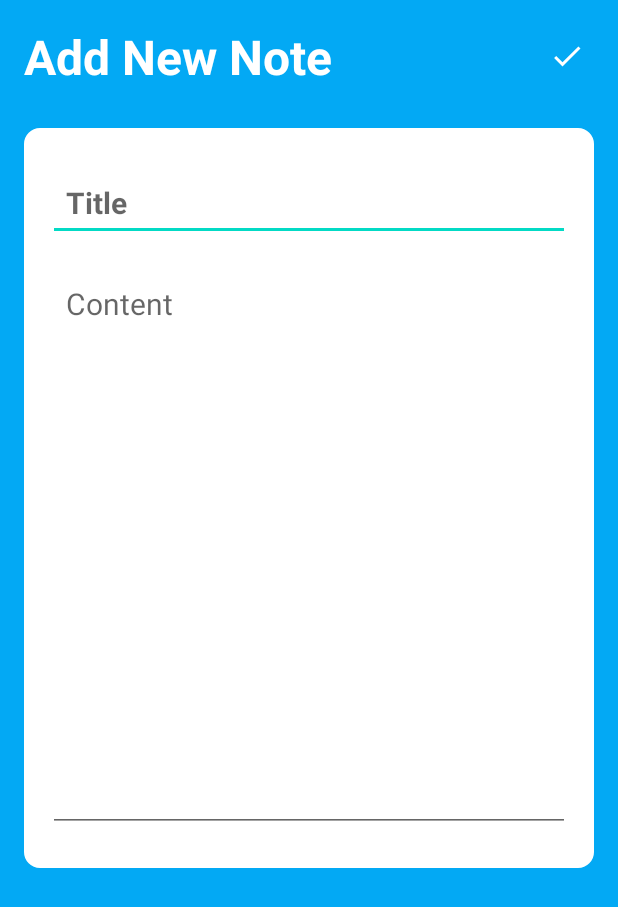
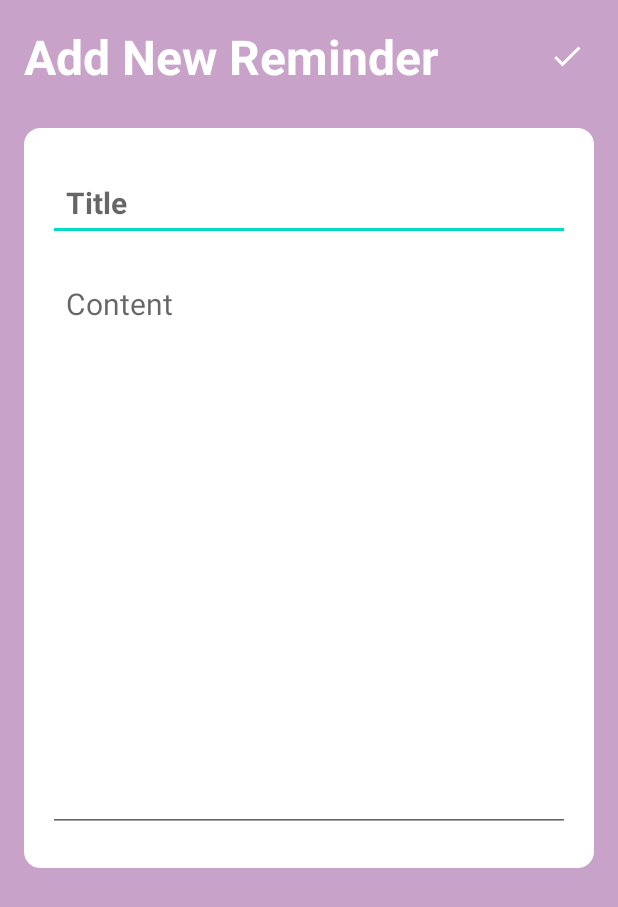
Before and after one commit to Ivyxvl/pets_diary, an Android app: the screen it shows after launch once a user with an empty profile is signed in (NoteDetailsActivity), after a tap on an icon or button, on a phone screen of 412 x 824 dp. Shown: the top 907 px of the screen. Run offline under Robolectric (Android 15) with nearby library versions, the phone set to English and light mode, and no system bars; our stand-ins replace Firebase (no records; nobody signed in at launch, a user with empty details on screens opened directly).

Commit message:
part 1 is ready

```diff
--- a/app/src/main/AndroidManifest.xml
+++ b/app/src/main/AndroidManifest.xml
@@ -6,9 +6,9 @@
         android:allowBackup="true"
         android:dataExtractionRules="@xml/data_extraction_rules"
         android:fullBackupContent="@xml/backup_rules"
-        android:icon="@mipmap/ic_launcher"
+        android:icon="@drawable/couple"
         android:label="@string/app_name"
-        android:roundIcon="@mipmap/ic_launcher_round"
+        android:roundIcon="@drawable/couple"
         android:supportsRtl="true"
         android:theme="@style/Theme.GafAndFirebase"
         tools:targetApi="31">
--- a/app/src/main/java/com/example/gafandfirebase/Utility.java
+++ b/app/src/main/java/com/example/gafandfirebase/Utility.java
@@ -19,8 +19,8 @@ public class Utility {
 
     static CollectionReference getCollectionReferenceForNotes(){
         FirebaseUser currentUser = FirebaseAuth.getInstance().getCurrentUser();
-        return FirebaseFirestore.getInstance().collection("notes")
-                .document(currentUser.getUid()).collection("my_notes");
+        return FirebaseFirestore.getInstance().collection("reminder")
+                .document(currentUser.getUid()).collection("my_reminders");
     }
 
     static String timestampToString(Timestamp timestamp){
--- a/app/src/main/res/drawable/rounded_corner.xml
+++ b/app/src/main/res/drawable/rounded_corner.xml
@@ -2,5 +2,5 @@
 <shape xmlns:android="http://schemas.android.com/apk/res/android"
     android:shape="rectangle">
     <corners android:radius="10dp"/>
-    <stroke android:width="1dp" android:color="@color/my_primary"/>
+    <stroke android:width="2dp" android:color="@color/lavender"/>
 </shape>
--- a/app/src/main/res/layout/activity_main.xml
+++ b/app/src/main/res/layout/activity_main.xml
@@ -4,7 +4,7 @@
     xmlns:tools="http://schemas.android.com/tools"
     android:layout_width="match_parent"
     android:layout_height="match_parent"
-    android:background="@color/my_primary"
+    android:background="@color/lavender"
     tools:context=".MainActivity"
     android:padding="16dp">
 
@@ -16,7 +16,7 @@
             android:layout_width="wrap_content"
             android:layout_height="wrap_content"
             android:id="@+id/page_title"
-            android:text="Notes"
+            android:text="Reminders"
             android:textSize="32sp"
             android:textColor="@color/white"
             android:textStyle="bold"/>
--- a/app/src/main/res/layout/activity_note_details.xml
+++ b/app/src/main/res/layout/activity_note_details.xml
@@ -4,7 +4,7 @@
     xmlns:tools="http://schemas.android.com/tools"
     android:layout_width="match_parent"
     android:layout_height="match_parent"
-    android:background="@color/my_primary"
+    android:background="@color/lavender"
     android:padding="16dp"
     tools:context=".NoteDetailsActivity">
 
@@ -16,7 +16,7 @@
             android:layout_width="wrap_content"
             android:layout_height="wrap_content"
             android:id="@+id/page_title"
-            android:text="Add New Note"
+            android:text="Add New Reminder"
             android:textSize="32sp"
             android:textColor="@color/white"
             android:textStyle="bold"/>
--- a/app/src/main/res/layout/activity_splash.xml
+++ b/app/src/main/res/layout/activity_splash.xml
@@ -4,7 +4,7 @@
     xmlns:tools="http://schemas.android.com/tools"
     android:layout_width="match_parent"
     android:layout_height="match_parent"
-    android:background="@color/my_primary"
+    android:background="@color/lavender"
     android:orientation="vertical"
     android:gravity="center"
     tools:context=".SplashActivity">
--- a/app/src/main/res/values-night/themes.xml
+++ b/app/src/main/res/values-night/themes.xml
@@ -2,15 +2,15 @@
     <!-- Base application theme. -->
     <style name="Theme.GafAndFirebase" parent="Theme.MaterialComponents.DayNight.NoActionBar">
         <!-- Primary brand color. -->
-        <item name="colorPrimary">@color/my_primary</item>
-        <item name="colorPrimaryVariant">@color/my_primary</item>
+        <item name="colorPrimary">@color/lavender</item>
+        <item name="colorPrimaryVariant">@color/lavender</item>
         <item name="colorOnPrimary">@color/black</item>
         <!-- Secondary brand color. -->
         <item name="colorSecondary">@color/teal_200</item>
         <item name="colorSecondaryVariant">@color/teal_200</item>
         <item name="colorOnSecondary">@color/black</item>
         <!-- Status bar color. -->
-        <item name="android:statusBarColor">@color/my_primary</item>
+        <item name="android:statusBarColor">@color/lavender</item>
         <!-- Customize your theme here. -->
     </style>
 </resources>
--- a/app/src/main/res/values/colors.xml
+++ b/app/src/main/res/values/colors.xml
@@ -1,6 +1,7 @@
 <?xml version="1.0" encoding="utf-8"?>
 <resources>
-    <color name="my_primary">#03A9F4</color>
+    <color name="my_primary">#A45EE5</color>
+    <color name="lavender">#C8A2C8</color>
 
 
     <color name="teal_200">#FF03DAC5</color>
--- a/app/src/main/res/values/strings.xml
+++ b/app/src/main/res/values/strings.xml
@@ -1,3 +1,3 @@
 <resources>
-    <string name="app_name">Diary for pets</string>
+    <string name="app_name">Diary For Pets</string>
 </resources>
--- a/app/src/main/res/values/themes.xml
+++ b/app/src/main/res/values/themes.xml
@@ -2,15 +2,15 @@
     <!-- Base application theme. -->
     <style name="Theme.GafAndFirebase" parent="Theme.MaterialComponents.DayNight.NoActionBar">
         <!-- Primary brand color. -->
-        <item name="colorPrimary">@color/my_primary</item>
-        <item name="colorPrimaryVariant">@color/my_primary</item>
+        <item name="colorPrimary">@color/lavender</item>
+        <item name="colorPrimaryVariant">@color/lavender</item>
         <item name="colorOnPrimary">@color/white</item>
         <!-- Secondary brand color. -->
         <item name="colorSecondary">@color/teal_200</item>
         <item name="colorSecondaryVariant">@color/teal_700</item>
         <item name="colorOnSecondary">@color/black</item>
         <!-- Status bar color. -->
-        <item name="android:statusBarColor">@color/my_primary</item>
+        <item name="android:statusBarColor">@color/lavender</item>
         <!-- Customize your theme here. -->
     </style>
 </resources>
```
Also changed, not shown: app/src/main/java/com/example/gafandfirebase/NoteDetailsActivity.java (+5 -5 lines), app/src/main/res/drawable/add.png, app/src/main/res/drawable/couple.png (added), app/src/main/res/drawable/usericon.png.
